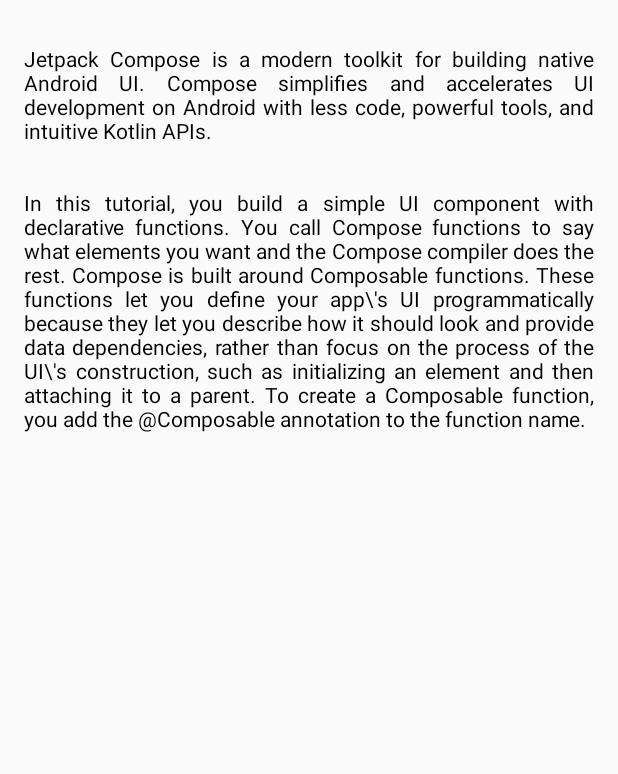
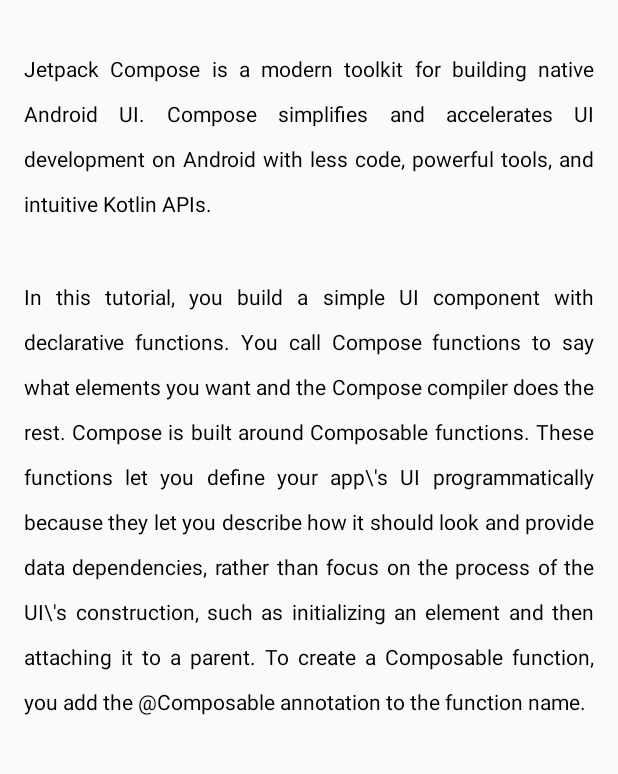
Before and after one commit to insaneodyssey26/ComposeTutorial, an Android app built with Jetpack Compose: the screen it shows after launch (MainActivity), on a phone screen of 412 x 824 dp, the part 250-1024 px from its top. Run offline under Robolectric (Android 15) with nearby library versions, the phone set to English and light mode, and no system bars.

Commit message:
Increased line heights to 30 sp

```diff
--- a/app/src/main/java/com/masum/composetutorial/MainActivity.kt
+++ b/app/src/main/java/com/masum/composetutorial/MainActivity.kt
@@ -50,17 +50,19 @@ fun Article(
         Text(
             text = title,
             modifier = Modifier.padding(16.dp),
-            fontSize = 24.sp
+            fontSize = 24.sp,
         )
         Text(
             text = subheading,
             modifier = Modifier.padding(16.dp),
-            textAlign = TextAlign.Justify
+            textAlign = TextAlign.Justify,
+            lineHeight = 30.sp
         )
         Text(
             text = content,
             modifier = Modifier.padding(16.dp),
-            textAlign = TextAlign.Justify
+            textAlign = TextAlign.Justify,
+            lineHeight = 30.sp
         )
     }
 }
```
